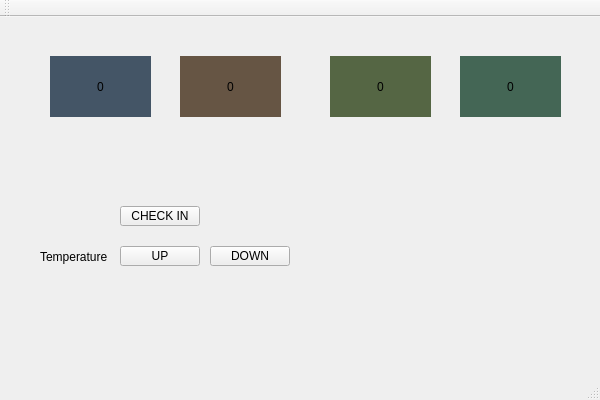
Before: the Qt Designer form client/mainwindow.ui in dyzsr/se2019hotel, drawn with Qt 5.
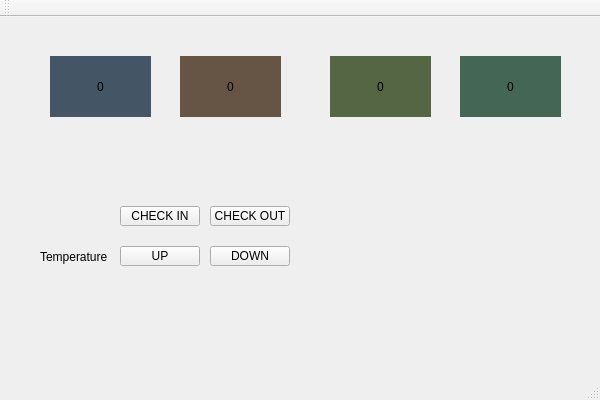
After: the same form once the commit is applied. The open tabs and pages were chosen to show the change.

```diff
--- a/client/mainwindow.ui
+++ b/client/mainwindow.ui
@@ -258,6 +258,19 @@
        <set>Qt::AlignCenter</set>
       </property>
      </widget>
+     <widget class="QPushButton" name="bt_checkOut">
+      <property name="geometry">
+       <rect>
+        <x>210</x>
+        <y>190</y>
+        <width>80</width>
+        <height>20</height>
+       </rect>
+      </property>
+      <property name="text">
+       <string>CHECK OUT</string>
+      </property>
+     </widget>
     </widget>
    </widget>
   </widget>
```
Left out of the diff: 2 changed lines with no effect on the pictures.
